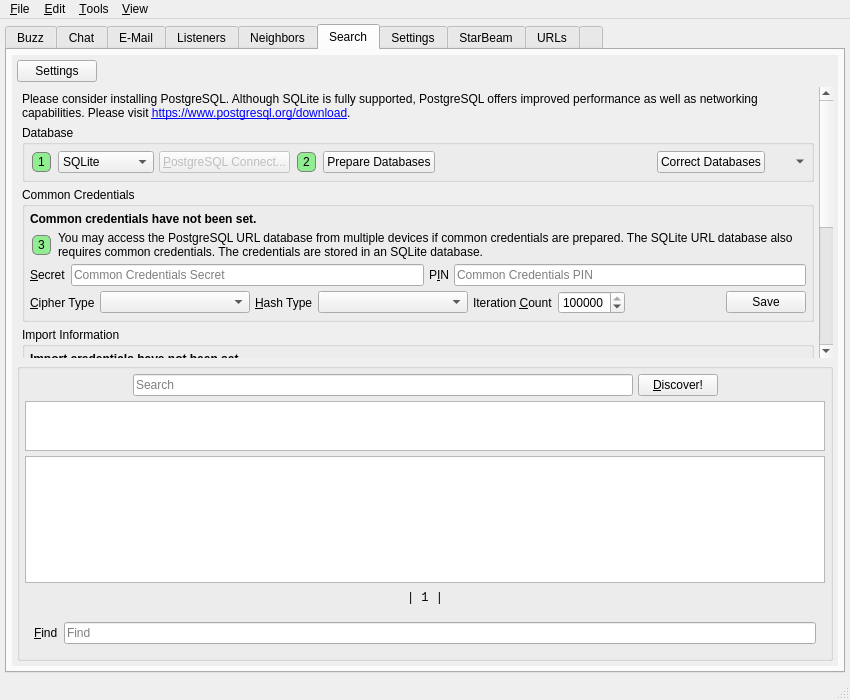
textbrowser/spot-on, file branches/trunk/UI/spot-on-controlcenter.ui: the form before one commit.
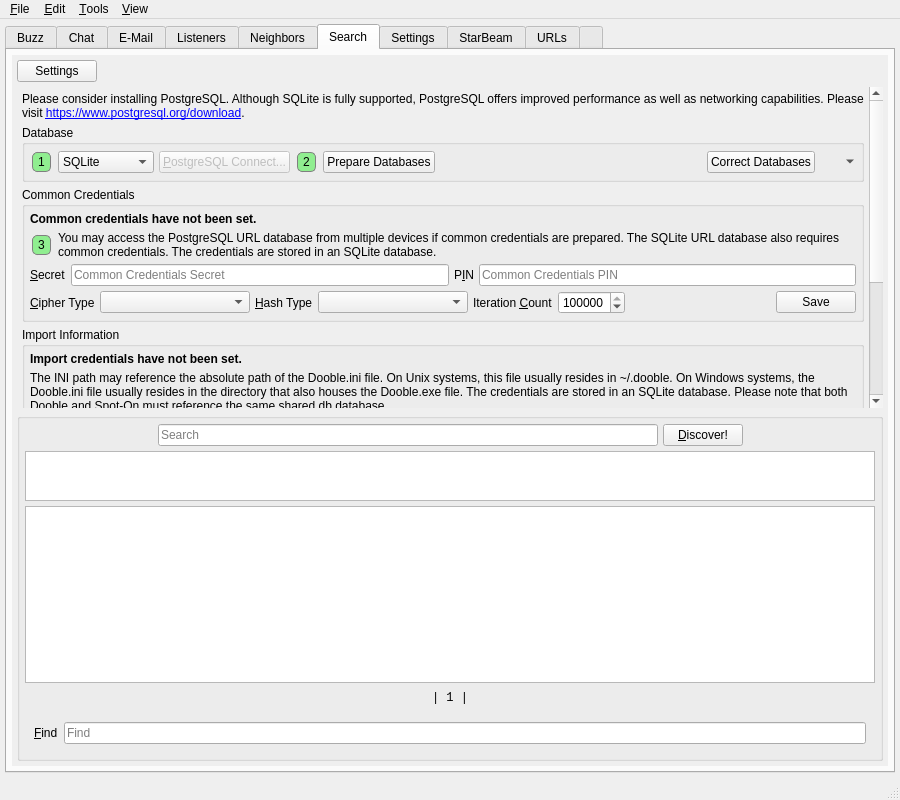
The form after the commit. The open tabs and pages were chosen to show the change. Icons and pictures are not drawn. Custom widgets are drawn as their Qt base class.

Diff of the .ui file:
```diff
--- a/branches/trunk/UI/spot-on-controlcenter.ui
+++ b/branches/trunk/UI/spot-on-controlcenter.ui
@@ -6,8 +6,8 @@
    <rect>
     <x>0</x>
     <y>0</y>
-    <width>850</width>
-    <height>700</height>
+    <width>900</width>
+    <height>800</height>
    </rect>
   </property>
   <property name="windowIcon">
@@ -4951,8 +4951,8 @@
             <rect>
              <x>0</x>
              <y>0</y>
-             <width>822</width>
-             <height>582</height>
+             <width>625</width>
+             <height>426</height>
             </rect>
            </property>
            <layout class="QVBoxLayout" name="verticalLayout_2">
@@ -5037,8 +5037,8 @@
                 <rect>
                  <x>0</x>
                  <y>0</y>
-                 <width>873</width>
-                 <height>769</height>
+                 <width>906</width>
+                 <height>749</height>
                 </rect>
                </property>
                <layout class="QVBoxLayout" name="verticalLayout_65">
@@ -9557,7 +9557,7 @@
     <rect>
      <x>0</x>
      <y>0</y>
-     <width>850</width>
+     <width>900</width>
      <height>34</height>
     </rect>
    </property>
```
Left out of the diff: 30 changed lines with no effect on the pictures.
